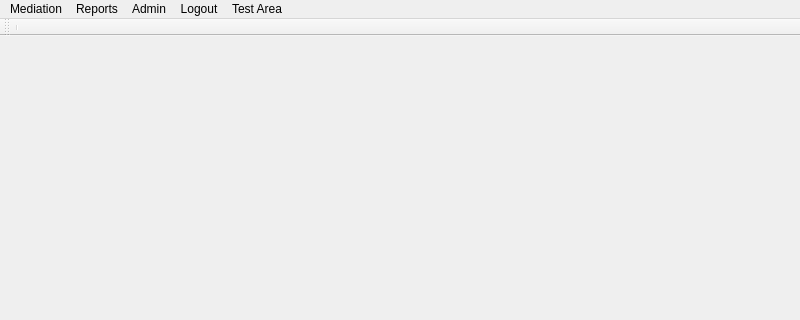
Before: the Qt Designer form drc/DRCClient.ui in lansdon/cpts483_drc, drawn with Qt 5; both pictures show x 0 to 800 and y 0 to 320 of the 800 by 668 pixel window.
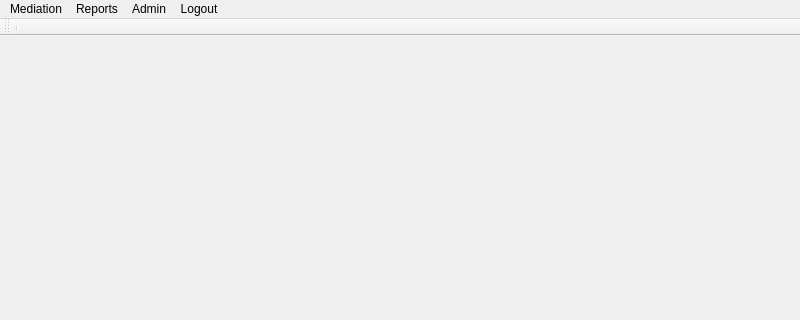
After: the same form once the commit is applied.

Diff of the .ui file:
```diff
--- a/drc/DRCClient.ui
+++ b/drc/DRCClient.ui
@@ -54,7 +54,7 @@
      <x>0</x>
      <y>0</y>
      <width>800</width>
-     <height>22</height>
+     <height>21</height>
     </rect>
    </property>
    <widget class="QMenu" name="menuReports">
@@ -83,24 +83,10 @@
     </property>
     <addaction name="actionLogout_User"/>
    </widget>
-   <widget class="QMenu" name="menuTest_Area">
-    <property name="title">
-     <string>Test Area</string>
-    </property>
-    <addaction name="actionNew_2"/>
-    <addaction name="actionAdd_1_MP_sample"/>
-    <addaction name="actionAdd_to_vector"/>
-    <addaction name="separator"/>
-    <addaction name="actionAdd_5_MP_samples"/>
-    <addaction name="separator"/>
-    <addaction name="actionLoad_from_file"/>
-    <addaction name="actionSave_to_file"/>
-   </widget>
    <addaction name="menu_mediationProcess"/>
    <addaction name="menuReports"/>
    <addaction name="menuAdmin"/>
    <addaction name="menuUser"/>
-   <addaction name="menuTest_Area"/>
   </widget>
   <widget class="QStatusBar" name="statusBar"/>
   <widget class="QToolBar" name="toolBar">
```
Left out of the diff: 13 changed lines with no effect on the pictures.
